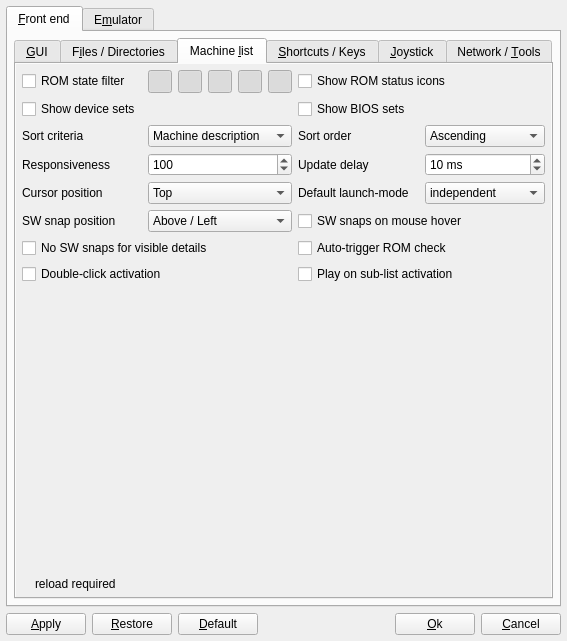
This is options.ui in qmc2/qmc2-mame-fe as Qt 5 draws it before an edit. The edited form follows.
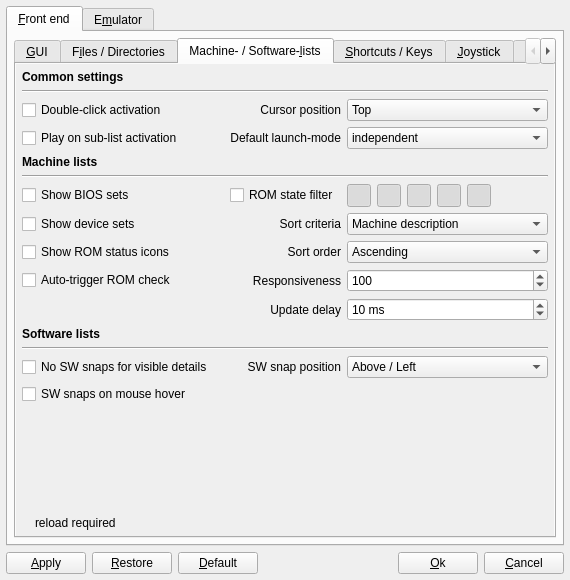
This is the edited form. The open tabs and pages were chosen to show the change. Icons and pictures are not drawn.

Commit message:
fix: correctly honor the 'ShowROMStatusIcons' setting in the main view when the machine list is loaded from cache
imp: improved the main setup dialog's (former) 'Machine-list' tab (now
called 'Machine- / Software-lists') by reorganizing the different
options in separate sections

What changed in the file:
```diff
--- a/options.ui
+++ b/options.ui
@@ -7,8 +7,8 @@
    <rect>
     <x>0</x>
     <y>0</y>
-    <width>567</width>
-    <height>641</height>
+    <width>570</width>
+    <height>580</height>
    </rect>
   </property>
   <property name="windowTitle">
@@ -3107,7 +3107,7 @@
          </widget>
          <widget class="QWidget" name="tabFrontendMachineList">
           <attribute name="title">
-           <string>Machine &amp;list</string>
+           <string>Machine- / Software-&amp;lists</string>
           </attribute>
           <layout class="QGridLayout" name="gridLayout_6">
            <property name="margin">
@@ -3126,14 +3126,167 @@
                <rect>
                 <x>0</x>
                 <y>0</y>
-                <width>575</width>
-                <height>487</height>
+                <width>530</width>
+                <height>446</height>
                </rect>
               </property>
-              <layout class="QGridLayout" name="gridLayout_7">
-               <item row="0" column="0">
-                <layout class="QGridLayout" name="gridLayout_8">
-                 <item row="0" column="0">
+              <layout class="QGridLayout" name="gridLayout">
+               <item row="0" column="0" colspan="3">
+                <widget class="QLabel" name="labelGeneralFlags">
+                 <property name="text">
+                  <string>&lt;html&gt;&lt;head/&gt;&lt;body&gt;&lt;p&gt;&lt;span style=&quot; font-weight:600;&quot;&gt;Common settings&lt;/span&gt;&lt;/p&gt;&lt;/body&gt;&lt;/html&gt;</string>
+                 </property>
+                </widget>
+               </item>
+               <item row="1" column="0" colspan="3">
+                <widget class="Line" name="line_4">
+                 <property name="orientation">
+                  <enum>Qt::Horizontal</enum>
+                 </property>
+                </widget>
+               </item>
+               <item row="2" column="0">
+                <widget class="QCheckBox" name="checkBoxDoubleClickActivation">
+                 <property name="sizePolicy">
+                  <sizepolicy hsizetype="MinimumExpanding" vsizetype="Fixed">
+                   <horstretch>0</horstretch>
+                   <verstretch>0</verstretch>
+                  </sizepolicy>
+                 </property>
+                 <property name="toolTip">
+                  <string>Launch emulation on double-click events (may be annoying)</string>
+                 </property>
+                 <property name="text">
+                  <string>Double-click activation</string>
+                 </property>
+                </widget>
+               </item>
+               <item row="2" column="1">
+                <widget class="QLabel" name="labelCursorPosition">
+                 <property name="text">
+                  <string>Cursor position</string>
+                 </property>
+                 <property name="alignment">
+                  <set>Qt::AlignRight|Qt::AlignTrailing|Qt::AlignVCenter</set>
+                 </property>
+                </widget>
+               </item>
+               <item row="2" column="2">
+                <widget class="QComboBox" name="comboBoxCursorPosition">
+                 <property name="toolTip">
+                  <string>Select the cursor position QMC2 uses when auto-scrolling to the current item (this setting applies to all views and lists!)</string>
+                 </property>
+                 <property name="currentIndex">
+                  <number>1</number>
+                 </property>
+                 <item>
+                  <property name="text">
+                   <string>Visible</string>
+                  </property>
+                 </item>
+                 <item>
+                  <property name="text">
+                   <string>Top</string>
+                  </property>
+                 </item>
+                 <item>
+                  <property name="text">
+                   <string>Bottom</string>
+                  </property>
+                 </item>
+                 <item>
+                  <property name="text">
+                   <string>Center</string>
+                  </property>
+                 </item>
+                </widget>
+               </item>
+               <item row="3" column="0">
+                <widget class="QCheckBox" name="checkBoxPlayOnSublistActivation">
+                 <property name="sizePolicy">
+                  <sizepolicy hsizetype="MinimumExpanding" vsizetype="Fixed">
+                   <horstretch>0</horstretch>
+                   <verstretch>0</verstretch>
+                  </sizepolicy>
+                 </property>
+                 <property name="toolTip">
+                  <string>Launch emulation directly when an item is activated in the search-, favorites- or played-lists (instead of jumping to the master list)</string>
+                 </property>
+                 <property name="text">
+                  <string>Play on sub-list activation</string>
+                 </property>
+                </widget>
+               </item>
+               <item row="3" column="1">
+                <widget class="QLabel" name="labelDefaultLaunchMode">
+                 <property name="text">
+                  <string>Default launch-mode</string>
+                 </property>
+                 <property name="alignment">
+                  <set>Qt::AlignRight|Qt::AlignTrailing|Qt::AlignVCenter</set>
+                 </property>
+                </widget>
+               </item>
+               <item row="3" column="2">
+                <widget class="QComboBox" name="comboBoxDefaultLaunchMode">
+                 <property name="toolTip">
+                  <string>Select the default launch-mode (independent or embedded window) used when emulation is started by activating an entry in any list</string>
+                 </property>
+                 <item>
+                  <property name="text">
+                   <string>independent</string>
+                  </property>
+                  <property name="icon">
+                   <iconset resource="qmc2.qrc">
+                    <normaloff>:/data/img/launch.png</normaloff>:/data/img/launch.png</iconset>
+                  </property>
+                 </item>
+                 <item>
+                  <property name="text">
+                   <string>embedded</string>
+                  </property>
+                  <property name="icon">
+                   <iconset resource="qmc2.qrc">
+                    <normaloff>:/data/img/embed.png</normaloff>:/data/img/embed.png</iconset>
+                  </property>
+                 </item>
+                </widget>
+               </item>
+               <item row="4" column="0" colspan="3">
+                <widget class="QLabel" name="labelGeneralFlags_3">
+                 <property name="text">
+                  <string>&lt;html&gt;&lt;head/&gt;&lt;body&gt;&lt;p&gt;&lt;span style=&quot; font-weight:600;&quot;&gt;Machine lists&lt;/span&gt;&lt;/p&gt;&lt;/body&gt;&lt;/html&gt;</string>
+                 </property>
+                </widget>
+               </item>
+               <item row="5" column="0" colspan="3">
+                <widget class="Line" name="line_6">
+                 <property name="orientation">
+                  <enum>Qt::Horizontal</enum>
+                 </property>
+                </widget>
+               </item>
+               <item row="6" column="0">
+                <widget class="QCheckBox" name="checkBoxShowBiosSets">
+                 <property name="sizePolicy">
+                  <sizepolicy hsizetype="Expanding" vsizetype="Fixed">
+                   <horstretch>0</horstretch>
+                   <verstretch>0</verstretch>
+                  </sizepolicy>
+                 </property>
+                 <property name="toolTip">
+                  <string>Display (or hide) BIOS sets in master lists?</string>
+                 </property>
+                 <property name="text">
+                  <string>Show BIOS sets</string>
+                 </property>
+                 <property name="icon">
+                  <iconset resource="qmc2.qrc">
+                   <normaloff>:/data/img/reload.png</normaloff>:/data/img/reload.png</iconset>
+                 </property>
+                </widget>
+               </item>
+               <item row="6" column="1">
                   <widget class="QCheckBox" name="checkBoxRomStateFilter">
                    <property name="toolTip">
                     <string>Enable ROM state filtering?</string>
@@ -3147,25 +3300,112 @@
                    </property>
                   </widget>
                  </item>
-                 <item row="8" column="0" colspan="4">
-                  <spacer name="verticalSpacer">
+               <item row="6" column="2">
+                <layout class="QHBoxLayout" name="horizontalLayout_7">
+                 <item>
+                  <widget class="QToolButton" name="toolButtonShowC">
+                   <property name="toolTip">
+                    <string>Show ROM state C (correct)?</string>
+                   </property>
+                   <property name="icon">
+                    <iconset resource="qmc2.qrc">
+                     <normaloff>:/data/img/sphere_green.png</normaloff>:/data/img/sphere_green.png</iconset>
+                   </property>
+                   <property name="checkable">
+                    <bool>true</bool>
+                   </property>
+                   <property name="checked">
+                    <bool>true</bool>
+                   </property>
+                  </widget>
+                 </item>
+                 <item>
+                  <widget class="QToolButton" name="toolButtonShowM">
+                   <property name="toolTip">
+                    <string>Show ROM state M (mostly correct)?</string>
+                   </property>
+                   <property name="icon">
+                    <iconset resource="qmc2.qrc">
+                     <normaloff>:/data/img/sphere_yellowgreen.png</normaloff>:/data/img/sphere_yellowgreen.png</iconset>
+                   </property>
+                   <property name="checkable">
+                    <bool>true</bool>
+                   </property>
+                   <property name="checked">
+                    <bool>true</bool>
+                   </property>
+                  </widget>
+                 </item>
+                 <item>
+                  <widget class="QToolButton" name="toolButtonShowI">
+                   <property name="toolTip">
+                    <string>Show ROM state I (incorrect)?</string>
+                   </property>
+                   <property name="icon">
+                    <iconset resource="qmc2.qrc">
+                     <normaloff>:/data/img/sphere_red.png</normaloff>:/data/img/sphere_red.png</iconset>
+                   </property>
+                   <property name="checkable">
+                    <bool>true</bool>
+                   </property>
+                   <property name="checked">
+                    <bool>true</bool>
+                   </property>
+                  </widget>
+                 </item>
+                 <item>
+                  <widget class="QToolButton" name="toolButtonShowN">
+                   <property name="toolTip">
+                    <string>Show ROM state N (not found)?</string>
+                   </property>
+                   <property name="icon">
+                    <iconset resource="qmc2.qrc">
+                     <normaloff>:/data/img/sphere_grey.png</normaloff>:/data/img/sphere_grey.png</iconset>
+                   </property>
+                   <property name="checkable">
+                    <bool>true</bool>
+                   </property>
+                   <property name="checked">
+                    <bool>true</bool>
+                   </property>
+                  </widget>
+                 </item>
+                 <item>
+                  <widget class="QToolButton" name="toolButtonShowU">
+                   <property name="toolTip">
+                    <string>Show ROM state U (unknown)?</string>
+                   </property>
+                   <property name="icon">
+                    <iconset resource="qmc2.qrc">
+                     <normaloff>:/data/img/sphere_blue.png</normaloff>:/data/img/sphere_blue.png</iconset>
+                   </property>
+                   <property name="checkable">
+                    <bool>true</bool>
+                   </property>
+                   <property name="checked">
+                    <bool>true</bool>
+                   </property>
+                  </widget>
+                 </item>
+                 <item>
+                  <spacer name="horizontalSpacer_2">
                    <property name="orientation">
-                    <enum>Qt::Vertical</enum>
+                    <enum>Qt::Horizontal</enum>
                    </property>
                    <property name="sizeHint" stdset="0">
                     <size>
-                     <width>20</width>
-                     <height>40</height>
+                     <width>40</width>
+                     <height>20</height>
                     </size>
                    </property>
                   </spacer>
                  </item>
-                 <item row="9" column="0" colspan="4">
-                  <layout class="QHBoxLayout" name="layout8_2">
-                   <item>
-                    <widget class="QLabel" name="labelLegend5Pic">
+                </layout>
+               </item>
+               <item row="7" column="0">
+                <widget class="QCheckBox" name="checkBoxShowDeviceSets">
                      <property name="sizePolicy">
-                      <sizepolicy hsizetype="Fixed" vsizetype="Fixed">
+                  <sizepolicy hsizetype="Expanding" vsizetype="Fixed">
                        <horstretch>0</horstretch>
                        <verstretch>0</verstretch>
                       </sizepolicy>
@@ -3174,53 +3414,26 @@
                       <string>Option requires a reload of the machine list to take effect</string>
                      </property>
                      <property name="text">
-                      <string/>
-                     </property>
-                     <property name="pixmap">
-                      <pixmap resource="qmc2.qrc">:/data/img/reload_small.png</pixmap>
-                     </property>
-                     <property name="scaledContents">
-                      <bool>true</bool>
-                     </property>
-                    </widget>
-                   </item>
-                   <item>
-                    <widget class="QLabel" name="labelLegendFrontendMachineList">
-                     <property name="toolTip">
-                      <string>Option requires a reload of the machine list to take effect</string>
-                     </property>
+                  <string>Show device sets</string>
+                 </property>
+                 <property name="icon">
+                  <iconset resource="qmc2.qrc">
+                   <normaloff>:/data/img/reload.png</normaloff>:/data/img/reload.png</iconset>
+                 </property>
+                </widget>
+               </item>
+               <item row="7" column="1">
+                <widget class="QLabel" name="labelSortCriteria">
                      <property name="text">
-                      <string>reload required</string>
-                     </property>
-                    </widget>
-                   </item>
-                  </layout>
-                 </item>
-                 <item row="3" column="2">
-                  <widget class="QLabel" name="labelUpdateDelay">
-                   <property name="text">
-                    <string>Update delay</string>
+                  <string>Sort criteria</string>
+                 </property>
+                 <property name="alignment">
+                  <set>Qt::AlignRight|Qt::AlignTrailing|Qt::AlignVCenter</set>
                    </property>
                   </widget>
                  </item>
-                 <item row="6" column="0" colspan="2">
-                  <widget class="QCheckBox" name="checkBoxAutoDisableSoftwareSnap">
-                   <property name="toolTip">
-                    <string>Automatically disable SW snaps when software-detail is visible (may be annoying)</string>
-                   </property>
-                   <property name="text">
-                    <string>No SW snaps for visible details</string>
-                   </property>
-                  </widget>
-                 </item>
-                 <item row="2" column="1">
+               <item row="7" column="2">
                   <widget class="QComboBox" name="comboBoxSortCriteria">
-                   <property name="sizePolicy">
-                    <sizepolicy hsizetype="Preferred" vsizetype="Minimum">
-                     <horstretch>0</horstretch>
-                     <verstretch>0</verstretch>
-                    </sizepolicy>
-                   </property>
                    <property name="toolTip">
                     <string>Select sort criteria</string>
                    </property>
@@ -3281,31 +3494,38 @@
                    </item>
                   </widget>
                  </item>
-                 <item row="5" column="2" colspan="2">
-                  <widget class="QCheckBox" name="checkBoxSoftwareSnapOnMouseHover">
+               <item row="8" column="0">
+                <widget class="QCheckBox" name="checkBoxShowROMStatusIcons">
+                 <property name="sizePolicy">
+                  <sizepolicy hsizetype="Expanding" vsizetype="Fixed">
+                   <horstretch>0</horstretch>
+                   <verstretch>0</verstretch>
+                  </sizepolicy>
+                 </property>
                    <property name="toolTip">
                     <string>Display software snap-shots when hovering the software list with the mouse cursor</string>
                    </property>
                    <property name="text">
-                    <string>SW snaps on mouse hover</string>
+                  <string>Show ROM status icons</string>
+                 </property>
+                 <property name="icon">
+                  <iconset resource="qmc2.qrc">
+                   <normaloff>:/data/img/reload.png</normaloff>:/data/img/reload.png</iconset>
                    </property>
                   </widget>
                  </item>
-                 <item row="2" column="2">
+               <item row="8" column="1">
                   <widget class="QLabel" name="labelSortOrder">
                    <property name="text">
                     <string>Sort order</string>
                    </property>
-                  </widget>
-                 </item>
-                 <item row="2" column="3">
+                 <property name="alignment">
+                  <set>Qt::AlignRight|Qt::AlignTrailing|Qt::AlignVCenter</set>
+                 </property>
+                </widget>
+               </item>
+               <item row="8" column="2">
                   <widget class="QComboBox" name="comboBoxSortOrder">
-                   <property name="sizePolicy">
-                    <sizepolicy hsizetype="Preferred" vsizetype="Minimum">
-                     <horstretch>0</horstretch>
-                     <verstretch>0</verstretch>
-                    </sizepolicy>
-                   </property>
                    <property name="toolTip">
                     <string>Select sort order</string>
                    </property>
@@ -3329,8 +3549,8 @@
                    </item>
                   </widget>
                  </item>
-                 <item row="7" column="2" colspan="2">
-                  <widget class="QCheckBox" name="checkBoxPlayOnSublistActivation">
+               <item row="9" column="0">
+                <widget class="QCheckBox" name="checkBoxAutoTriggerROMCheck">
                    <property name="sizePolicy">
                     <sizepolicy hsizetype="MinimumExpanding" vsizetype="Fixed">
                      <horstretch>0</horstretch>
@@ -3341,88 +3561,22 @@
                     <string>Launch emulation directly when an item is activated in the search-, favorites- or played-lists (instead of jumping to the master list)</string>
                    </property>
                    <property name="text">
-                    <string>Play on sub-list activation</string>
+                  <string>Auto-trigger ROM check</string>
                    </property>
                   </widget>
                  </item>
-                 <item row="0" column="2" colspan="2">
-                  <widget class="QCheckBox" name="checkBoxShowROMStatusIcons">
-                   <property name="sizePolicy">
-                    <sizepolicy hsizetype="Expanding" vsizetype="Fixed">
-                     <horstretch>0</horstretch>
-                     <verstretch>0</verstretch>
-                    </sizepolicy>
-                   </property>
-                   <property name="toolTip">
-                    <string>Display ROM status icons in master lists?</string>
-                   </property>
-                   <property name="text">
-                    <string>Show ROM status icons</string>
-                   </property>
-                   <property name="icon">
-                    <iconset resource="qmc2.qrc">
-                     <normaloff>:/data/img/reload.png</normaloff>:/data/img/reload.png</iconset>
-                   </property>
-                  </widget>
-                 </item>
-                 <item row="4" column="0">
-                  <widget class="QLabel" name="labelCursorPosition">
-                   <property name="text">
-                    <string>Cursor position</string>
-                   </property>
-                  </widget>
-                 </item>
-                 <item row="4" column="1">
-                  <widget class="QComboBox" name="comboBoxCursorPosition">
-                   <property name="sizePolicy">
-                    <sizepolicy hsizetype="Preferred" vsizetype="Minimum">
-                     <horstretch>0</horstretch>
-                     <verstretch>0</verstretch>
-                    </sizepolicy>
-                   </property>
-                   <property name="toolTip">
-                    <string>Select the cursor position QMC2 uses when auto-scrolling to the current item (this setting applies to all views and lists!)</string>
-                   </property>
-                   <property name="currentIndex">
-                    <number>1</number>
-                   </property>
-                   <item>
-                    <property name="text">
-                     <string>Visible</string>
-                    </property>
-                   </item>
-                   <item>
-                    <property name="text">
-                     <string>Top</string>
-                    </property>
-                   </item>
-                   <item>
-                    <property name="text">
-                     <string>Bottom</string>
-                    </property>
-                   </item>
-                   <item>
-                    <property name="text">
-                     <string>Center</string>
-                    </property>
-                   </item>
-                  </widget>
-                 </item>
-                 <item row="3" column="0">
+               <item row="9" column="1">
                   <widget class="QLabel" name="labelResponsiveness">
                    <property name="text">
                     <string>Responsiveness</string>
                    </property>
-                  </widget>
-                 </item>
-                 <item row="3" column="1">
+                 <property name="alignment">
+                  <set>Qt::AlignRight|Qt::AlignTrailing|Qt::AlignVCenter</set>
+                 </property>
+                </widget>
+               </item>
+               <item row="9" column="2">
                   <widget class="QSpinBox" name="spinBoxResponsiveness">
-                   <property name="sizePolicy">
-                    <sizepolicy hsizetype="Minimum" vsizetype="Minimum">
-                     <horstretch>0</horstretch>
-                     <verstretch>0</verstretch>
-                    </sizepolicy>
-                   </property>
                    <property name="toolTip">
                     <string>Number of item insertions between machine list updates during reload (higher means faster, but makes the GUI less responsive)</string>
                    </property>
@@ -3440,165 +3594,74 @@
                    </property>
                   </widget>
                  </item>
-                 <item row="0" column="1">
-                  <layout class="QHBoxLayout" name="horizontalLayout_7">
-                   <item>
-                    <widget class="QToolButton" name="toolButtonShowC">
-                     <property name="sizePolicy">
-                      <sizepolicy hsizetype="Preferred" vsizetype="Minimum">
-                       <horstretch>0</horstretch>
-                       <verstretch>0</verstretch>
-                      </sizepolicy>
-                     </property>
-                     <property name="toolTip">
-                      <string>Show ROM state C (correct)?</string>
-                     </property>
-                     <property name="icon">
-                      <iconset resource="qmc2.qrc">
-                       <normaloff>:/data/img/sphere_green.png</normaloff>:/data/img/sphere_green.png</iconset>
-                     </property>
-                     <property name="checkable">
-                      <bool>true</bool>
-                     </property>
-                     <property name="checked">
-                      <bool>true</bool>
-                     </property>
-                    </widget>
-                   </item>
-                   <item>
-                    <widget class="QToolButton" name="toolButtonShowM">
-                     <property name="sizePolicy">
-                      <sizepolicy hsizetype="Preferred" vsizetype="Minimum">
-                       <horstretch>0</horstretch>
-                       <verstretch>0</verstretch>
-                      </sizepolicy>
-                     </property>
+               <item row="10" column="0" colspan="2">
+                <widget class="QLabel" name="labelUpdateDelay">
+                 <property name="text">
+                  <string>Update delay</string>
+                 </property>
+                 <property name="alignment">
+                  <set>Qt::AlignRight|Qt::AlignTrailing|Qt::AlignVCenter</set>
+                 </property>
+                </widget>
+               </item>
+               <item row="10" column="2">
+                <widget class="QSpinBox" name="spinBoxUpdateDelay">
                      <property name="toolTip">
-                      <string>Show ROM state M (mostly correct)?</string>
-                     </property>
-                     <property name="icon">
-                      <iconset resource="qmc2.qrc">
-                       <normaloff>:/data/img/sphere_yellowgreen.png</normaloff>:/data/img/sphere_yellowgreen.png</iconset>
-                     </property>
-                     <property name="checkable">
-                      <bool>true</bool>
-                     </property>
-                     <property name="checked">
-                      <bool>true</bool>
-                     </property>
-                    </widget>
-                   </item>
-                   <item>
-                    <widget class="QToolButton" name="toolButtonShowI">
-                     <property name="sizePolicy">
-                      <sizepolicy hsizetype="Preferred" vsizetype="Minimum">
-                       <horstretch>0</horstretch>
-                       <verstretch>0</verstretch>
-                      </sizepolicy>
-                     </property>
-                     <property name="toolTip">
-                      <string>Show ROM state I (incorrect)?</string>
-                     </property>
-                     <property name="icon">
-                      <iconset resource="qmc2.qrc">
-                       <normaloff>:/data/img/sphere_red.png</normaloff>:/data/img/sphere_red.png</iconset>
-                     </property>
-                     <property name="checkable">
-                      <bool>true</bool>
-                     </property>
-                     <property name="checked">
-                      <bool>true</bool>
-                     </property>
-                    </widget>
-                   </item>
-                   <item>
-                    <widget class="QToolButton" name="toolButtonShowN">
-                     <property name="sizePolicy">
-                      <sizepolicy hsizetype="Preferred" vsizetype="Minimum">
-                       <horstretch>0</horstretch>
-                       <verstretch>0</verstretch>
-                      </sizepolicy>
-                     </property>
-                     <property name="toolTip">
-                      <string>Show ROM state N (not found)?</string>
-                     </property>
-                     <property name="icon">
-                      <iconset resource="qmc2.qrc">
-                       <normaloff>:/data/img/sphere_grey.png</normaloff>:/data/img/sphere_grey.png</iconset>
-                     </property>
-                     <property name="checkable">
-                      <bool>true</bool>
-                     </property>
-                     <property name="checked">
-                      <bool>true</bool>
-                     </property>
-                    </widget>
-                   </item>
-                   <item>
-                    <widget class="QToolButton" name="toolButtonShowU">
-                     <property name="sizePolicy">
-                      <sizepolicy hsizetype="Preferred" vsizetype="Minimum">
-                       <horstretch>0</horstretch>
-                       <verstretch>0</verstretch>
-                      </sizepolicy>
-                     </property>
-                     <property name="toolTip">
-                      <string>Show ROM state U (unknown)?</string>
-                     </property>
-                     <property name="icon">
-                      <iconset resource="qmc2.qrc">
-                       <normaloff>:/data/img/sphere_blue.png</normaloff>:/data/img/sphere_blue.png</iconset>
-                     </property>
-                     <property name="checkable">
-                      <bool>true</bool>
-                     </property>
-                     <property name="checked">
-                      <bool>true</bool>
-                     </property>
-                    </widget>
-                   </item>
-                  </layout>
-                 </item>
-                 <item row="2" column="0">
-                  <widget class="QLabel" name="labelSortCriteria">
-                   <property name="text">
-                    <string>Sort criteria</string>
-                   </property>
-                  </widget>
-                 </item>
-                 <item row="4" column="3">
-                  <widget class="QComboBox" name="comboBoxDefaultLaunchMode">
+                  <string>Delay update of any machine details (preview, flyer, info, configuration, ...) by how many milliseconds?</string>
+                 </property>
+                 <property name="specialValueText">
+                  <string>none</string>
+                 </property>
+                 <property name="suffix">
+                  <string> ms</string>
+                 </property>
+                 <property name="minimum">
+                  <number>0</number>
+                 </property>
+                 <property name="maximum">
+                  <number>500</number>
+                 </property>
+                 <property name="value">
+                  <number>10</number>
+                 </property>
+                </widget>
+               </item>
+               <item row="11" column="0" colspan="3">
+                <widget class="QLabel" name="labelGeneralFlags_2">
+                 <property name="text">
+                  <string>&lt;html&gt;&lt;head/&gt;&lt;body&gt;&lt;p&gt;&lt;span style=&quot; font-weight:600;&quot;&gt;Software lists&lt;/span&gt;&lt;/p&gt;&lt;/body&gt;&lt;/html&gt;</string>
+                 </property>
+                </widget>
+               </item>
+               <item row="12" column="0" colspan="3">
+                <widget class="Line" name="line_5">
+                 <property name="orientation">
+                  <enum>Qt::Horizontal</enum>
+                 </property>
+                </widget>
+               </item>
+               <item row="13" column="0">
+                <widget class="QCheckBox" name="checkBoxAutoDisableSoftwareSnap">
                    <property name="toolTip">
-                    <string>Select the default launch-mode (independent or embedded window) used when emulation is started by activating an entry in any list</string>
-                   </property>
-                   <item>
+                  <string>Automatically disable SW snaps when software-detail is visible (may be annoying)</string>
+                 </property>
                     <property name="text">
-                     <string>independent</string>
-                    </property>
-                    <property name="icon">
-                     <iconset resource="qmc2.qrc">
-                      <normaloff>:/data/img/launch.png</normaloff>:/data/img/launch.png</iconset>
-                    </property>
-                   </item>
-                   <item>
+                  <string>No SW snaps for visible details</string>
+                 </property>
+                </widget>
+               </item>
+               <item row="13" column="1">
+                <widget class="QLabel" name="labelSoftwareSnapPosition">
                     <property name="text">
-                     <string>embedded</string>
-                    </property>
-                    <property name="icon">
-                     <iconset resource="qmc2.qrc">
-                      <normaloff>:/data/img/embed.png</normaloff>:/data/img/embed.png</iconset>
-                    </property>
-                   </item>
-                  </widget>
-                 </item>
-                 <item row="5" column="1">
+                  <string>SW snap position</string>
+                 </property>
+                 <property name="alignment">
+                  <set>Qt::AlignRight|Qt::AlignTrailing|Qt::AlignVCenter</set>
+                 </property>
+                </widget>
+               </item>
+               <item row="13" column="2">
                   <widget class="QComboBox" name="comboBoxSoftwareSnapPosition">
-                   <property name="sizePolicy">
-                    <sizepolicy hsizetype="Preferred" vsizetype="Minimum">
-                     <horstretch>0</horstretch>
-                     <verstretch>0</verstretch>
-                    </sizepolicy>
-                   </property>
                    <property name="toolTip">
                     <string>Select the position where sofware snap-shots are displayed within software lists</string>
                    </property>
@@ -3639,68 +3702,22 @@
                    </item>
                   </widget>
                  </item>
-                 <item row="3" column="3">
-                  <widget class="QSpinBox" name="spinBoxUpdateDelay">
-                   <property name="sizePolicy">
-                    <sizepolicy hsizetype="Minimum" vsizetype="Minimum">
-                     <horstretch>0</horstretch>
-                     <verstretch>0</verstretch>
-                    </sizepolicy>
-                   </property>
+               <item row="14" column="0">
+                <widget class="QCheckBox" name="checkBoxSoftwareSnapOnMouseHover">
                    <property name="toolTip">
-                    <string>Delay update of any machine details (preview, flyer, info, configuration, ...) by how many milliseconds?</string>
-                   </property>
-                   <property name="specialValueText">
-                    <string>none</string>
-                   </property>
-                   <property name="suffix">
-                    <string> ms</string>
-                   </property>
-                   <property name="minimum">
-                    <number>0</number>
-                   </property>
-                   <property name="maximum">
-                    <number>500</number>
-                   </property>
-                   <property name="value">
-                    <number>10</number>
-                   </property>
-                  </widget>
-                 </item>
-                 <item row="7" column="0" colspan="2">
-                  <widget class="QCheckBox" name="checkBoxDoubleClickActivation">
-                   <property name="sizePolicy">
-                    <sizepolicy hsizetype="MinimumExpanding" vsizetype="Fixed">
-                     <horstretch>0</horstretch>
-                     <verstretch>0</verstretch>
-                    </sizepolicy>
-                   </property>
-                   <property name="toolTip">
-                    <string>Launch emulation on double-click events (may be annoying)</string>
-                   </property>
+                  <string>Display software snap-shots when hovering the software list with the mouse cursor</string>
+                 </property>
                    <property name="text">
-                    <string>Double-click activation</string>
+                  <string>SW snaps on mouse hover</string>
                    </property>
                   </widget>
                  </item>
-                 <item row="5" column="0">
-                  <widget class="QLabel" name="labelSoftwareSnapPosition">
-                   <property name="text">
-                    <string>SW snap position</string>
-                   </property>
-                  </widget>
-                 </item>
-                 <item row="4" column="2">
-                  <widget class="QLabel" name="labelDefaultLaunchMode">
-                   <property name="text">
-                    <string>Default launch-mode</string>
-                   </property>
-                  </widget>
-                 </item>
-                 <item row="6" column="2" colspan="2">
-                  <widget class="QCheckBox" name="checkBoxAutoTriggerROMCheck">
+               <item row="16" column="0" colspan="3">
+                <layout class="QHBoxLayout" name="layout8_2">
+                 <item>
+                  <widget class="QLabel" name="labelLegend5Pic">
                    <property name="sizePolicy">
-                    <sizepolicy hsizetype="MinimumExpanding" vsizetype="Fixed">
+                    <sizepolicy hsizetype="Fixed" vsizetype="Fixed">
                      <horstretch>0</horstretch>
                      <verstretch>0</verstretch>
                     </sizepolicy>
@@ -3709,52 +3726,41 @@
                     <string>Automatically trigger a ROM check if necessary</string>
                    </property>
                    <property name="text">
-                    <string>Auto-trigger ROM check</string>
+                    <string/>
                    </property>
-                  </widget>
-                 </item>
-                 <item row="1" column="0" colspan="2">
-                  <widget class="QCheckBox" name="checkBoxShowDeviceSets">
-                   <property name="sizePolicy">
-                    <sizepolicy hsizetype="Expanding" vsizetype="Fixed">
-                     <horstretch>0</horstretch>
-                     <verstretch>0</verstretch>
-                    </sizepolicy>
+                   <property name="pixmap">
+                    <pixmap resource="qmc2.qrc">:/data/img/reload_small.png</pixmap>
                    </property>
                    <property name="toolTip">
                     <string>Display (or hide) device sets in master lists?</string>
                    </property>
-                   <property name="text">
-                    <string>Show device sets</string>
-                   </property>
-                   <property name="icon">
-                    <iconset resource="qmc2.qrc">
-                     <normaloff>:/data/img/reload.png</normaloff>:/data/img/reload.png</iconset>
-                   </property>
                   </widget>
                  </item>
-                 <item row="1" column="2" colspan="2">
-                  <widget class="QCheckBox" name="checkBoxShowBiosSets">
-                   <property name="sizePolicy">
-                    <sizepolicy hsizetype="Expanding" vsizetype="Fixed">
-                     <horstretch>0</horstretch>
-                     <verstretch>0</verstretch>
-                    </sizepolicy>
-                   </property>
+                 <item>
+                  <widget class="QLabel" name="labelLegendFrontendMachineList">
                    <property name="toolTip">
                     <string>Display (or hide) BIOS sets in master lists?</string>
                    </property>
                    <property name="text">
-                    <string>Show BIOS sets</string>
-                   </property>
-                   <property name="icon">
-                    <iconset resource="qmc2.qrc">
-                     <normaloff>:/data/img/reload.png</normaloff>:/data/img/reload.png</iconset>
+                    <string>reload required</string>
                    </property>
                   </widget>
                  </item>
                 </layout>
                </item>
+               <item row="15" column="0" colspan="3">
+                <spacer name="verticalSpacer">
+                 <property name="orientation">
+                  <enum>Qt::Vertical</enum>
+                 </property>
+                 <property name="sizeHint" stdset="0">
+                  <size>
+                   <width>20</width>
+                   <height>139</height>
+                  </size>
+                 </property>
+                </spacer>
+               </item>
               </layout>
              </widget>
             </widget>
```
Left out of the diff: 110 changed lines with no effect on the pictures. Lines whose indentation alone changed are shown as unchanged. The commit also changes 15 other files.
